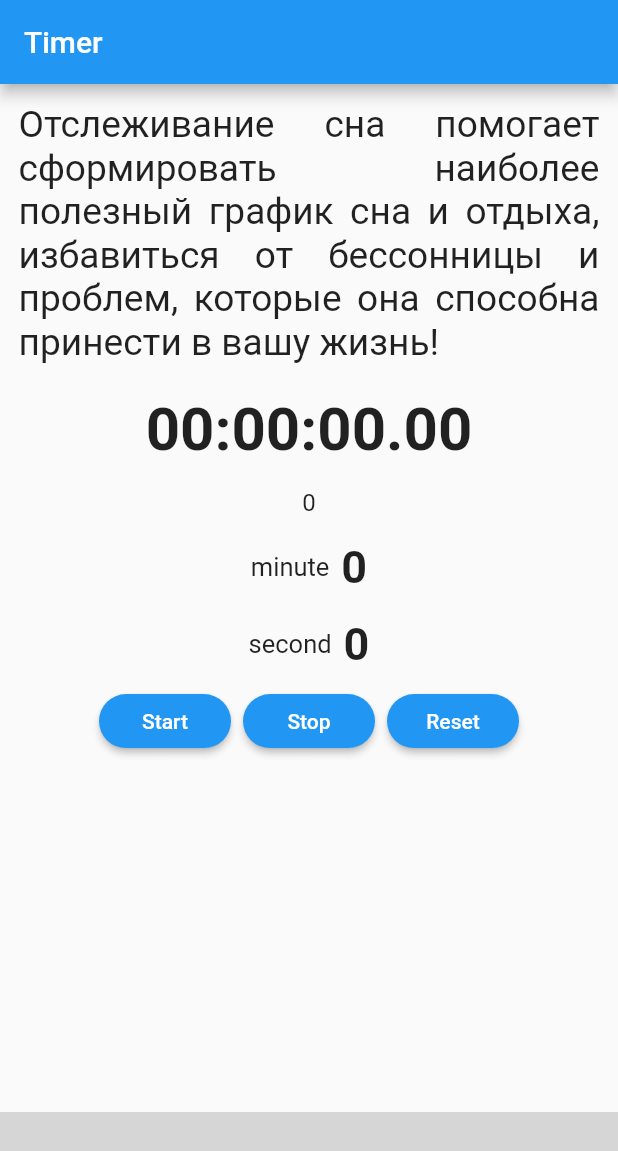
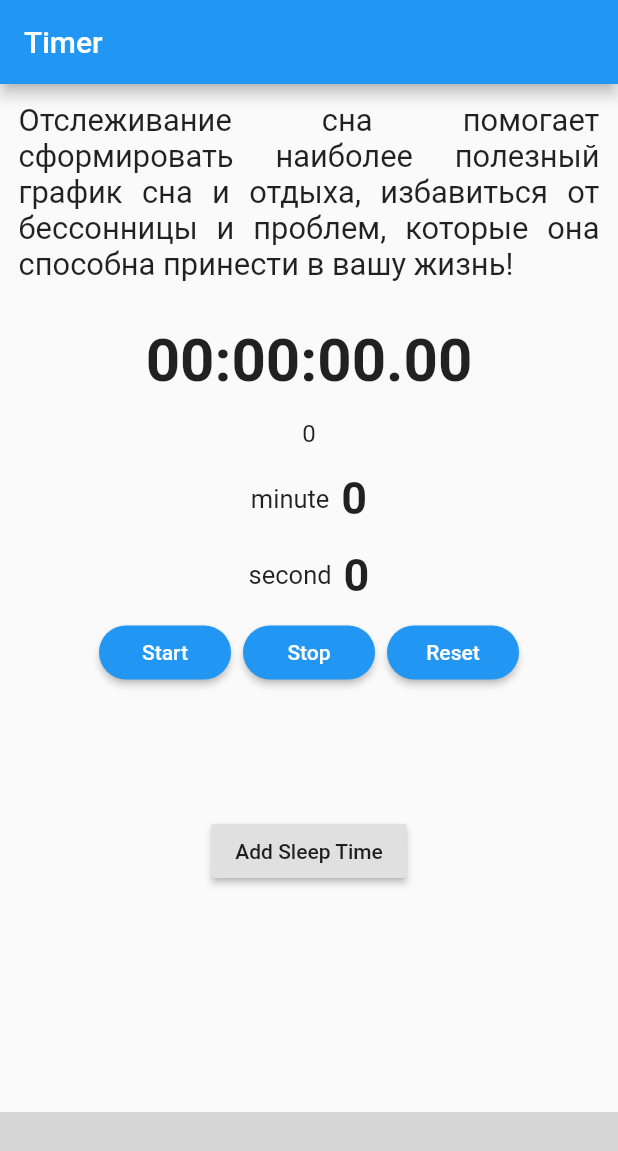
Before and after one commit to olya7viit/transportation2, a Flutter app: the Timer screen opened directly with empty values, on a phone screen of 412 x 824 dp. Shown: the top 1151 px of the screen. Run offline on Flutter 3.47's test engine with Material 2 defaults, Android fonts, the phone set to English and light mode, and no system bars; our stand-ins replace cloud_firestore, firebase_auth, firebase_core, google_maps_flutter, motion_tab_bar, stop_watch_timer; accounts and stored records are empty; Roboto replaces fonts that are missing (Helvetica); grey boxes are pictures that could not be loaded.

Commit message:
add timer

```diff
--- a/lib/components/stop_watch_timer .dart
+++ b/lib/components/stop_watch_timer .dart
@@ -1,5 +1,6 @@
 import 'package:flutter/material.dart';
 import 'package:stop_watch_timer/stop_watch_timer.dart';
+import 'package:transportation2/components/custom_button.dart';
 import 'package:transportation2/config/theme.dart';
 
 class CustomStopWatchTimer extends StatefulWidget {
@@ -17,23 +18,14 @@ class _CustomStopWatchTimerState extends State<CustomStopWatchTimer> {
   final StopWatchTimer _stopWatchTimer = StopWatchTimer(
     isLapHours: true,
     onChange: (value) => print('onChange $value'),
-    onChangeRawSecond: (value) => print('onChangeRawSecond $value'),
-    onChangeRawMinute: (value) => print('onChangeRawMinute $value'),
+
   );
-
-  final _scrollController = ScrollController();
 
   @override
   void initState() {
     super.initState();
     _stopWatchTimer.rawTime.listen((value) =>
         print('rawTime $value ${StopWatchTimer.getDisplayTime(value)}'));
-    _stopWatchTimer.minuteTime.listen((value) => print('minuteTime $value'));
-    _stopWatchTimer.secondTime.listen((value) => print('secondTime $value'));
-    _stopWatchTimer.records.listen((value) => print('records $value'));
-
-    /// Can be set preset time. This case is "00:01.23".
-    // _stopWatchTimer.setPresetTime(mSec: 1234);
   }
 
   @override
@@ -44,12 +36,14 @@ class _CustomStopWatchTimerState extends State<CustomStopWatchTimer> {
 
   @override
   Widget build(BuildContext context) {
+
+    double screen_height = MediaQuery.of(context).size.height;
+
     return Center(
       child: Column(
         mainAxisAlignment: MainAxisAlignment.start,
         crossAxisAlignment: CrossAxisAlignment.center,
         children: <Widget>[
-          /// Display stop watch time
           Padding(
             padding: const EdgeInsets.only(bottom: 0),
             child: StreamBuilder<int>(
@@ -241,9 +235,23 @@ class _CustomStopWatchTimerState extends State<CustomStopWatchTimer> {
                 ),
               ],
             ),
+          ),
+          SizedBox(height: screen_height * 0.1,),
+          CustomButton(
+            onTap: _saveSleepTime,
+            buttonName: "Add Sleep Time",
           )
         ],
       ),
     );
   }
+
+  _saveSleepTime() {
+    print("__________________________________");
+    print(_stopWatchTimer.rawTime.value);
+  }
+
+  double _convertTimeToMinutes(int ms){
+    return ms/0.000016666666666666667;
+  }
 }
--- a/lib/pages/driver/timer_page.dart
+++ b/lib/pages/driver/timer_page.dart
@@ -1,4 +1,5 @@
 import 'package:flutter/material.dart';
+import 'package:transportation2/components/custom_button.dart';
 import 'package:transportation2/components/stop_watch_timer .dart';
 import 'package:transportation2/components/navigation_bar.dart';
 import 'package:transportation2/config/theme.dart';
@@ -42,13 +43,15 @@ class _TimerState extends State<Timer> {
               "Отслеживание сна помогает сформировать наиболее полезный график сна и отдыха, избавиться от бессонницы и проблем, которые она способна принести в вашу жизнь!",
               textAlign: TextAlign.justify,
               style: TextStyle(
-                fontSize: screen_height * 0.03,
+                fontSize: screen_height * 0.025,
               ),
             ),
           ),
+          SizedBox(height: screen_height * 0.01,),
           CustomStopWatchTimer(),
         ],
       )
     );
   }
+
 }
```
